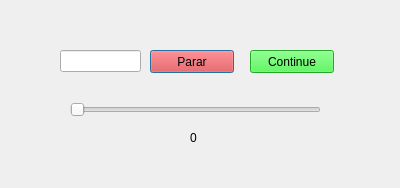
Above: client.ui from LuizFernando110/tremQT before the change. Below: the same form after it.
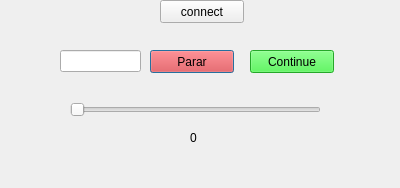
That is the form after the change.

```diff
--- a/client.ui
+++ b/client.ui
@@ -90,6 +90,19 @@
     <string>0</string>
    </property>
   </widget>
+  <widget class="QPushButton" name="connectButton">
+   <property name="geometry">
+    <rect>
+     <x>160</x>
+     <y>0</y>
+     <width>84</width>
+     <height>23</height>
+    </rect>
+   </property>
+   <property name="text">
+    <string>connect</string>
+   </property>
+  </widget>
  </widget>
  <resources/>
  <connections/>
```
